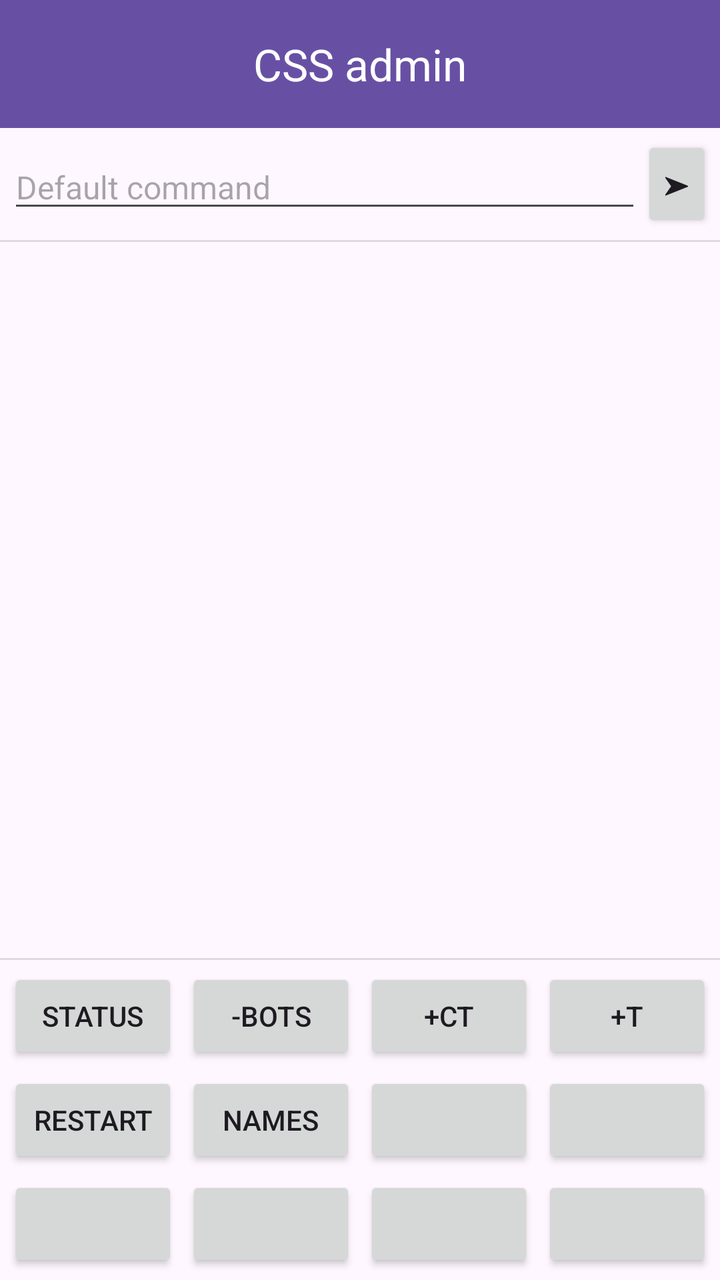
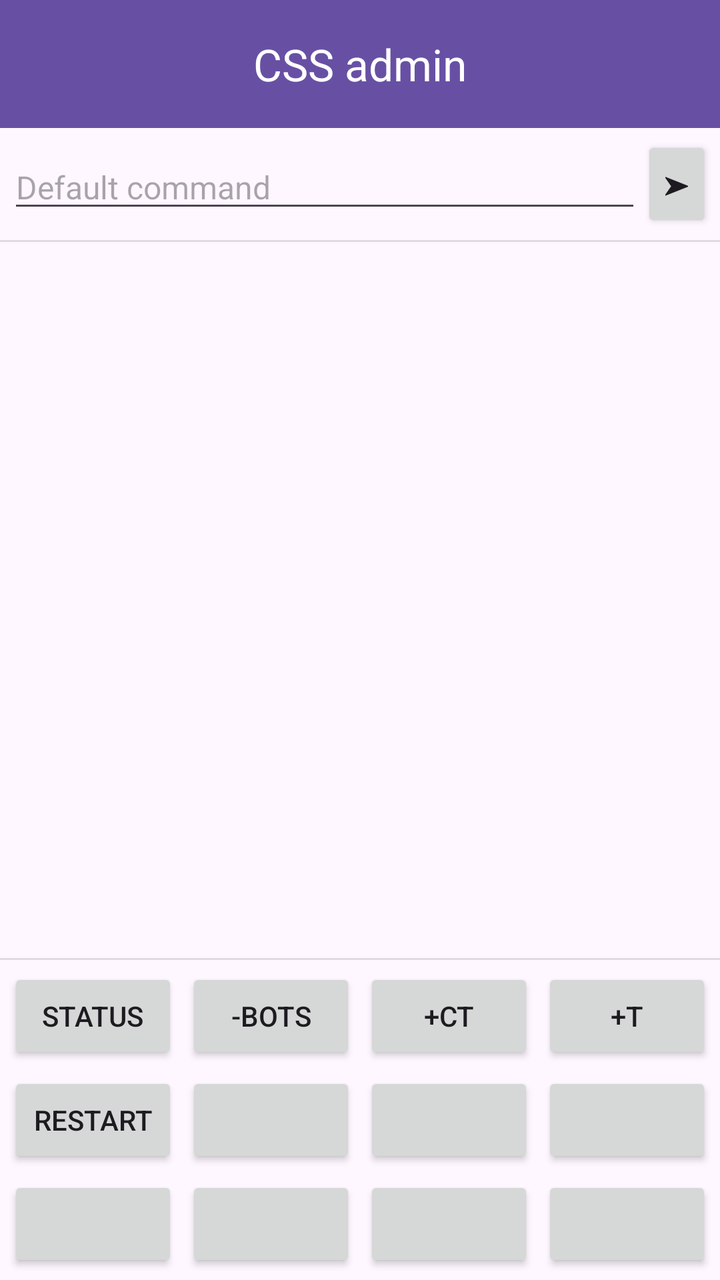

Compare the two renders of this Android layout. The source of the first and the diff that turns it into the second are given below.
<!-- AndroidManifest.xml: application theme Theme.RCONGraphicalClient -->
<!-- res/layout/activity_main.xml -->
<?xml version="1.0" encoding="utf-8"?>
<androidx.constraintlayout.widget.ConstraintLayout xmlns:android="http://schemas.android.com/apk/res/android"
    xmlns:app="http://schemas.android.com/apk/res-auto"
    xmlns:tools="http://schemas.android.com/tools"
    android:id="@+id/activityMain"
    android:layout_width="match_parent"
    android:layout_height="match_parent"
    tools:context="MainActivity">

    <com.google.android.material.appbar.MaterialToolbar
        android:id="@+id/toolbar"
        android:layout_width="match_parent"
        android:layout_height="wrap_content"
        android:background="?attr/colorPrimary"
        android:minHeight="?attr/actionBarSize"
        android:theme="?attr/actionBarTheme"
        app:layout_constraintEnd_toEndOf="parent"
        app:layout_constraintHeight_percent="@fraction/toolbar_height_percent"
        app:layout_constraintStart_toStartOf="parent"
        app:layout_constraintTop_toTopOf="parent"
        app:subtitleCentered="true"
        app:subtitleTextColor="@color/white"
        app:title="@string/app_name" />

    <LinearLayout
        android:id="@+id/constraintLayoutMainContent"
        android:layout_width="0dp"
        android:layout_height="0dp"
        android:orientation="vertical"
        android:divider="?android:attr/dividerHorizontal"
        android:showDividers="middle"
        app:layout_constraintBottom_toBottomOf="parent"
        app:layout_constraintEnd_toEndOf="parent"
        app:layout_constraintStart_toStartOf="parent"
        app:layout_constraintTop_toBottomOf="@+id/toolbar">

        <LinearLayout
            android:layout_width="match_parent"
            android:layout_height="wrap_content"
            android:orientation="horizontal"
            android:padding="4dp">

            <EditText
                android:id="@+id/etCommand"
                android:layout_width="0dp"
                android:layout_height="wrap_content"
                android:layout_gravity="center_vertical"
                android:layout_weight="9"
                android:hint="@string/default_command"
                android:imeOptions="actionSend"
                android:inputType="text"
                android:textSize="16sp"
                android:importantForAutofill="no" />

            <Button
                android:id="@+id/btnSend"
                android:layout_width="0dp"
                android:layout_height="wrap_content"
                android:layout_gravity="center_vertical"
                android:layout_weight="1"
                android:insetBottom="3dp"
                android:text="@string/run_command_sign" />
        </LinearLayout>

        <ScrollView
            android:id="@+id/scrollLog"
            android:layout_width="match_parent"
            android:layout_height="0dp"
            android:layout_weight="1">

            <HorizontalScrollView
                android:layout_width="match_parent"
                android:layout_height="wrap_content">

                <TextView
                    android:id="@+id/tvLog"
                    android:layout_width="wrap_content"
                    android:layout_height="wrap_content"
                    android:fontFamily="monospace"
                    android:padding="8dp"
                    android:text=""
                    android:textSize="14sp"
                    android:textStyle="bold" />

            </HorizontalScrollView>
        </ScrollView>
        <androidx.constraintlayout.widget.ConstraintLayout
            android:layout_width="match_parent"
            android:layout_height="wrap_content"
            android:padding="4dp">

            <Button
                android:id="@+id/button1"
                android:layout_width="0dp"
                android:layout_height="wrap_content"
                android:insetLeft="0dp"
                android:insetTop="0dp"
                android:insetRight="0dp"
                android:insetBottom="0dp"
                android:text="@string/status" />

            <Button
                android:id="@+id/button2"
                android:layout_width="0dp"
                android:layout_height="wrap_content"
                android:insetLeft="0dp"
                android:insetTop="0dp"
                android:insetRight="0dp"
                android:insetBottom="0dp"
                android:text="@string/bots_kick_all_short" />

            <Button
                android:id="@+id/button3"
                android:layout_width="0dp"
                android:layout_height="wrap_content"
                android:insetLeft="0dp"
                android:insetTop="0dp"
                android:insetRight="0dp"
                android:insetBottom="0dp"
                android:text="@string/bots_add_ct" />

            <Button
                android:id="@+id/button4"
                android:layout_width="0dp"
                android:layout_height="wrap_content"
                android:insetLeft="0dp"
                android:insetTop="0dp"
                android:insetRight="0dp"
                android:insetBottom="0dp"
                android:text="@string/bots_add_t" />

            <Button
                android:id="@+id/button5"
                android:layout_width="0dp"
                android:layout_height="wrap_content"
                android:insetLeft="0dp"
                android:insetTop="0dp"
                android:insetRight="0dp"
                android:insetBottom="0dp"
                android:text="@string/restart_game_short" />

            <Button
                android:id="@+id/button6"
                android:layout_width="0dp"
                android:layout_height="wrap_content"
                android:insetLeft="0dp"
                android:insetTop="0dp"
                android:insetRight="0dp"
                android:insetBottom="0dp"
                android:text="@string/player_names" />

            <Button
                android:id="@+id/button7"
                android:layout_width="0dp"
                android:layout_height="wrap_content"
                android:insetLeft="0dp"
                android:insetTop="0dp"
                android:insetRight="0dp"
                android:insetBottom="0dp" />

            <Button
                android:id="@+id/button8"
                android:layout_width="0dp"
                android:layout_height="wrap_content"
                android:insetLeft="0dp"
                android:insetTop="0dp"
                android:insetRight="0dp"
                android:insetBottom="0dp" />

            <Button
                android:id="@+id/button9"
                android:layout_width="0dp"
                android:layout_height="wrap_content"
                android:insetLeft="0dp"
                android:insetTop="0dp"
                android:insetRight="0dp"
                android:insetBottom="0dp" />

            <Button
                android:id="@+id/button10"
                android:layout_width="0dp"
                android:layout_height="wrap_content"
                android:insetLeft="0dp"
                android:insetTop="0dp"
                android:insetRight="0dp"
                android:insetBottom="0dp" />

            <Button
                android:id="@+id/button11"
                android:layout_width="0dp"
                android:layout_height="wrap_content"
                android:insetLeft="0dp"
                android:insetTop="0dp"
                android:insetRight="0dp"
                android:insetBottom="0dp" />

            <Button
                android:id="@+id/button12"
                android:layout_width="0dp"
                android:layout_height="wrap_content"
                android:insetLeft="0dp"
                android:insetTop="0dp"
                android:insetRight="0dp"
                android:insetBottom="0dp" />

            <androidx.constraintlayout.helper.widget.Flow
                android:id="@+id/flowButtons"
                android:layout_width="match_parent"
                android:layout_height="wrap_content"
                app:constraint_referenced_ids="button1,button2,button3,button4,button5,button6,button7,button8,button9,button10,button11,button12"
                app:flow_wrapMode="chain"
                app:flow_maxElementsWrap="4"
                app:flow_horizontalStyle="spread"
                app:flow_verticalStyle="spread"
                app:flow_horizontalGap="4dp"
                app:flow_verticalGap="4dp"
                app:layout_constraintTop_toTopOf="parent"
                app:layout_constraintStart_toStartOf="parent"
                app:layout_constraintEnd_toEndOf="parent" />

        </androidx.constraintlayout.widget.ConstraintLayout>

    </LinearLayout>


</androidx.constraintlayout.widget.ConstraintLayout>
<!-- resources referenced by this layout -->
<resources>
  <color name="white">#FFFFFFFF</color>
  <string name="app_name" translatable="false">CSS admin</string>
  <string name="bots_add_ct">+CT</string>
  <string name="bots_add_t">+T</string>
  <string name="bots_kick_all_short">-BOTS</string>
  <string name="default_command">Default command</string>
  <string name="player_names">Names</string>
  <string name="restart_game_short">Restart</string>
  <string name="run_command_sign" translatable="false">➤</string>
  <string name="status">Status</string>
  <style name="Theme.RCONGraphicalClient" parent="Base.Theme.RCONGraphicalClient" />
  <style name="Base.Theme.RCONGraphicalClient" parent="Theme.Material3.DayNight.NoActionBar">
          
          
          <item name="materialButtonStyle">@style/NormalButton</item>
          <item name="alertDialogTheme">@style/NormalDialogStyle</item>
          <item name="toolbarStyle">@style/NormalToolbarStyle</item>
      </style>
  <style name="NormalButton" parent="BaseButtonStyle">
      </style>
  <style name="NormalDialogStyle" parent="BaseDialogStyle">
      </style>
  <style name="NormalToolbarStyle" parent="Widget.Material3.Toolbar">
          <item name="titleTextColor">@color/white</item>
          <item name="android:titleTextAppearance">@style/NormalToolbarTitleTextAppearance</item>
          <item name="titleCentered">true</item>
      </style>
  <style name="BaseButtonStyle" parent="Widget.Material3.Button">
          <item name="cornerRadius">4dp</item>
          <item name="android:padding">4dp</item>
          <item name="android:insetRight">2dp</item>
          <item name="android:insetLeft">2dp</item>
          <item name="android:insetTop">2dp</item>
          <item name="android:insetBottom">2dp</item>
          <item name="android:textColor">@color/white</item>
          <item name="android:textSize">16sp</item>
      </style>
  <style name="BaseDialogStyle" parent="Theme.Material3.DayNight.Dialog.Alert">
          <item name="android:textSize">20sp</item>
      </style>
  <style name="NormalToolbarTitleTextAppearance" parent="TextAppearance.Material3.TitleMedium">
          <item name="android:textColor">@color/white</item>
          <item name="android:textStyle">bold</item>
      </style>
</resources>

<!-- the commit's change to res/layout/activity_main.xml (unified diff, before → after) -->
@@ -146,8 +146,7 @@
                 android:insetLeft="0dp"
                 android:insetTop="0dp"
                 android:insetRight="0dp"
-                android:insetBottom="0dp"
-                android:text="@string/player_names" />
+                android:insetBottom="0dp" />
 
             <Button
                 android:id="@+id/button7"
<!-- resource entries referenced after the edit -->
@@ -6,7 +6,6 @@
   <string name="bots_add_t">+T</string>
   <string name="bots_kick_all_short">-BOTS</string>
   <string name="default_command">Default command</string>
-  <string name="player_names">Names</string>
   <string name="restart_game_short">Restart</string>
   <string name="run_command_sign" translatable="false">➤</string>
   <string name="status">Status</string>
